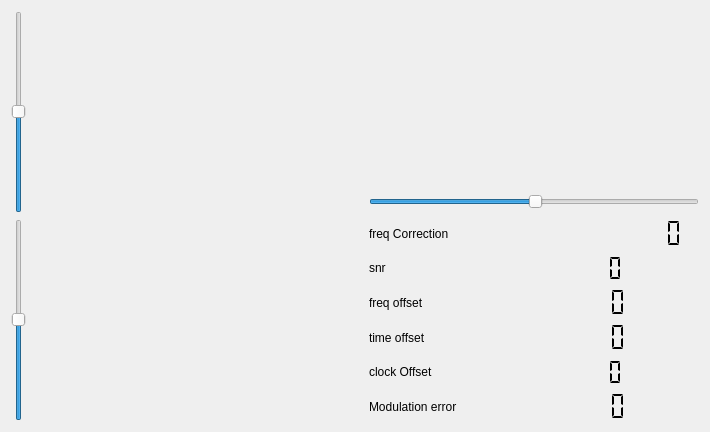
First picture: the form in viewers/spectrum-viewer/scopewidget.ui, repository JvanKatwijk/qt-dab, before the edit.
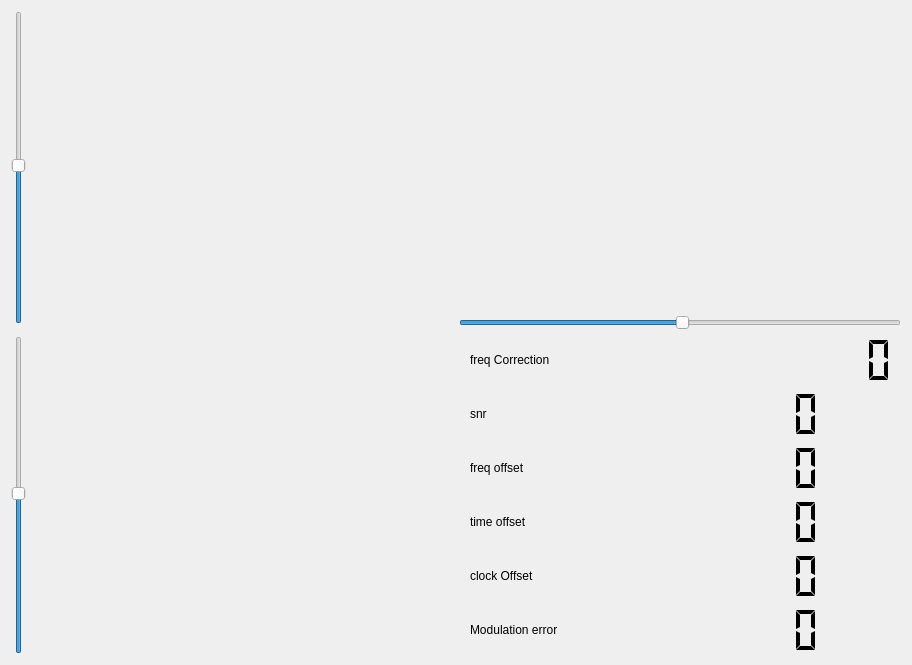
Second picture: the form after the edit. Custom widgets are drawn as their Qt base class.

Patch:
```diff
--- a/viewers/spectrum-viewer/scopewidget.ui
+++ b/viewers/spectrum-viewer/scopewidget.ui
@@ -6,13 +6,17 @@
    <rect>
     <x>0</x>
     <y>0</y>
-    <width>710</width>
-    <height>432</height>
+    <width>912</width>
+    <height>665</height>
    </rect>
   </property>
   <property name="windowTitle">
    <string>spectrumscope</string>
   </property>
+  <layout class="QVBoxLayout" name="verticalLayout_3">
+   <item>
+    <layout class="QHBoxLayout" name="horizontalLayout_3">
+     <item>
   <layout class="QVBoxLayout" name="verticalLayout_2">
    <item>
     <layout class="QHBoxLayout" name="horizontalLayout">
@@ -37,7 +41,7 @@
        <property name="maximumSize">
         <size>
          <width>16777215</width>
-         <height>202</height>
+             <height>100</height>
         </size>
        </property>
        <property name="toolTip">
@@ -45,28 +49,27 @@
        </property>
       </widget>
      </item>
+        </layout>
+       </item>
+       <item>
+        <widget class="QwtPlot" name="nullDisplay">
+         <property name="maximumSize">
+          <size>
+           <width>16777215</width>
+           <height>91</height>
+          </size>
+         </property>
+         <property name="toolTip">
+          <string>&lt;html&gt;&lt;head/&gt;&lt;body&gt;&lt;p&gt;The end of the null period and the beginning of the data. Ideally the border is around sample 504&lt;/p&gt;&lt;/body&gt;&lt;/html&gt;</string>
+         </property>
+        </widget>
+       </item>
+      </layout>
+     </item>
      <item>
       <layout class="QVBoxLayout" name="verticalLayout">
        <item>
         <widget class="QwtPlot" name="iqDisplay">
-         <property name="sizePolicy">
-          <sizepolicy hsizetype="Expanding" vsizetype="Expanding">
-           <horstretch>0</horstretch>
-           <verstretch>0</verstretch>
-          </sizepolicy>
-         </property>
-         <property name="minimumSize">
-          <size>
-           <width>191</width>
-           <height>0</height>
-          </size>
-         </property>
-         <property name="maximumSize">
-          <size>
-           <width>16777215</width>
-           <height>169</height>
-          </size>
-         </property>
          <property name="toolTip">
           <string>&lt;html&gt;&lt;head/&gt;&lt;body&gt;&lt;p&gt;Constellation diagram.&lt;/p&gt;&lt;/p&gt;The decoded symbols consist of a complex value, i.e. a value in a two dimensional space. Ideally, the diagram shows 4 dots, one in each quadrant. The number below the diagram (at left) shows - in dB - the deviation of the ideal position.&lt;/p&gt;&lt;&lt;/body&gt;&lt;/html&gt;</string>
          </property>
```
Left out of the diff: 5 changed lines with no effect on the pictures. Lines whose indentation alone changed are shown as unchanged.
